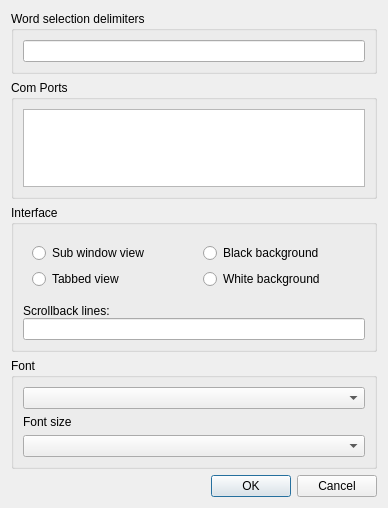
Before: the Qt Designer form ComBombGui/configdialog.ui in cdesjardins/ComBomb, drawn with Qt 5.
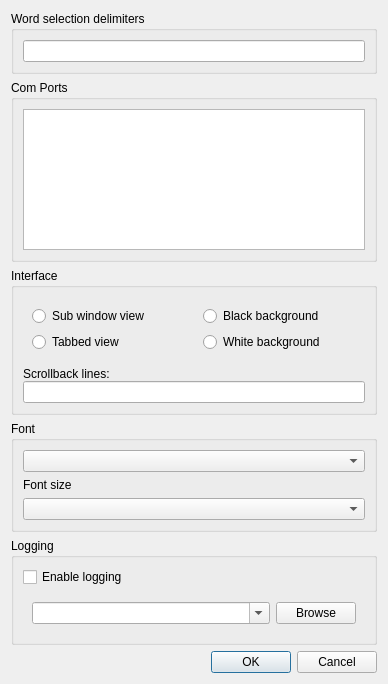
After: the same form once the commit is applied. Icons and pictures are not drawn. Custom widgets are drawn as their Qt base class.

Commit message: Add logging config item

The edit to the form file:
```diff
--- a/ComBombGui/configdialog.ui
+++ b/ComBombGui/configdialog.ui
@@ -7,7 +7,7 @@
     <x>0</x>
     <y>0</y>
     <width>388</width>
-    <height>508</height>
+    <height>684</height>
    </rect>
   </property>
   <property name="windowTitle">
@@ -68,7 +68,7 @@
      </layout>
     </widget>
    </item>
-   <item row="4" column="0">
+   <item row="5" column="0">
     <widget class="QDialogButtonBox" name="buttonBox">
      <property name="orientation">
       <enum>Qt::Horizontal</enum>
@@ -179,6 +179,60 @@
      </layout>
     </widget>
    </item>
+   <item row="4" column="0">
+    <widget class="QGroupBox" name="loggingGroupBox">
+     <property name="title">
+      <string>Logging</string>
+     </property>
+     <layout class="QVBoxLayout" name="verticalLayout_8">
+      <item>
+       <widget class="QCheckBox" name="loggingCheckBox">
+        <property name="text">
+         <string>Enable logging</string>
+        </property>
+       </widget>
+      </item>
+      <item>
+       <widget class="QWidget" name="loggingWidget" native="true">
+        <layout class="QHBoxLayout" name="horizontalLayout">
+         <item>
+          <widget class="CBComboBox" name="logFilenameComboBox">
+           <property name="sizePolicy">
+            <sizepolicy hsizetype="Preferred" vsizetype="Fixed">
+             <horstretch>2</horstretch>
+             <verstretch>0</verstretch>
+            </sizepolicy>
+           </property>
+           <property name="editable">
+            <bool>true</bool>
+           </property>
+           <property name="currentText">
+            <string/>
+           </property>
+          </widget>
+         </item>
+         <item>
+          <widget class="QPushButton" name="logBrowseButton">
+           <property name="sizePolicy">
+            <sizepolicy hsizetype="Preferred" vsizetype="Fixed">
+             <horstretch>0</horstretch>
+             <verstretch>0</verstretch>
+            </sizepolicy>
+           </property>
+           <property name="layoutDirection">
+            <enum>Qt::LeftToRight</enum>
+           </property>
+           <property name="text">
+            <string>Browse</string>
+           </property>
+          </widget>
+         </item>
+        </layout>
+       </widget>
+      </item>
+     </layout>
+    </widget>
+   </item>
   </layout>
  </widget>
  <customwidgets>
```
The commit also changes 7 other files.
